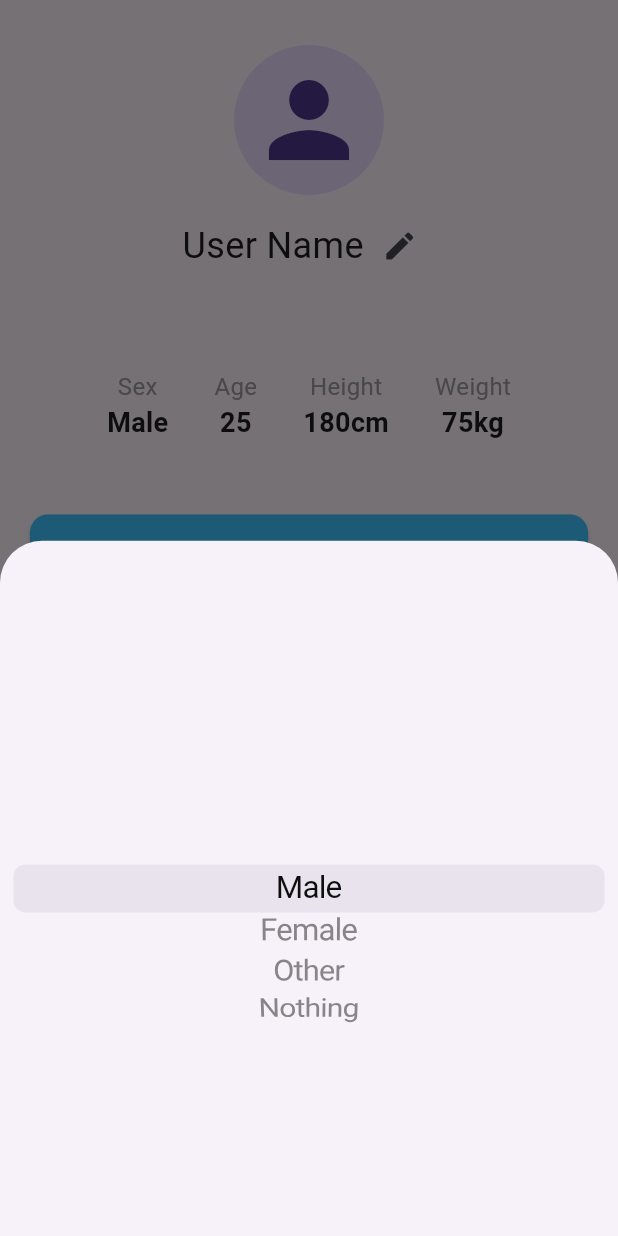
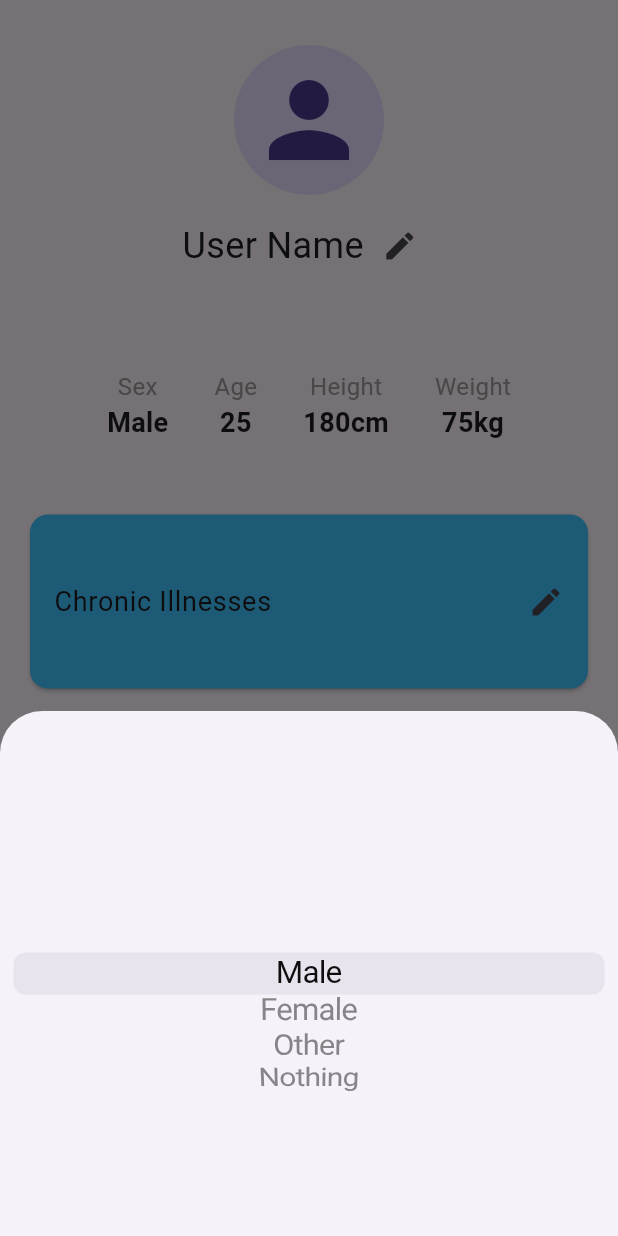
Before and after one commit to neoman-omyeon-go/Bigsasimi_FrontEnd, a Flutter app: the Profile screen opened directly, after a tap on "Sex", on a phone screen of 412 x 824 dp. Run offline on Flutter 3.47's test engine with Material 3 defaults, Android fonts, the phone set to English and light mode, and no system bars; our stand-ins replace dio, flutter_native_splash, flutter_secure_storage, fluttertoast; missing offline and left inert: dart:js, dart:js_interop; accounts and stored records are empty.

Commit message:
Profile Picker View modified width, height

```diff
--- a/lib/profile.dart
+++ b/lib/profile.dart
@@ -279,8 +279,11 @@ class _UserInfoSectionState extends State<UserInfoSection> {
     showModalBottomSheet(
       context: context,
       builder: (BuildContext context) {
-        return CupertinoPicker(
-          itemExtent: 32.0,
+        return Container(
+          width: 500,
+          height: 350, // 피커 뷰의 세로 길이를 200px로 설정
+          child: CupertinoPicker(
+            itemExtent: 28.0,
             onSelectedItemChanged: (int index) {
               setState(() {
                 switch (fieldType) {
@@ -302,10 +305,12 @@ class _UserInfoSectionState extends State<UserInfoSection> {
             children: items.map((String value) {
               return Center(child: Text(value));
             }).toList(),
+          ),
         );
       },
     );
   }
+
 
   List<String> _getPickerItems(String fieldType) {
     switch (fieldType) {
```
Lines whose indentation alone changed are shown as unchanged.
